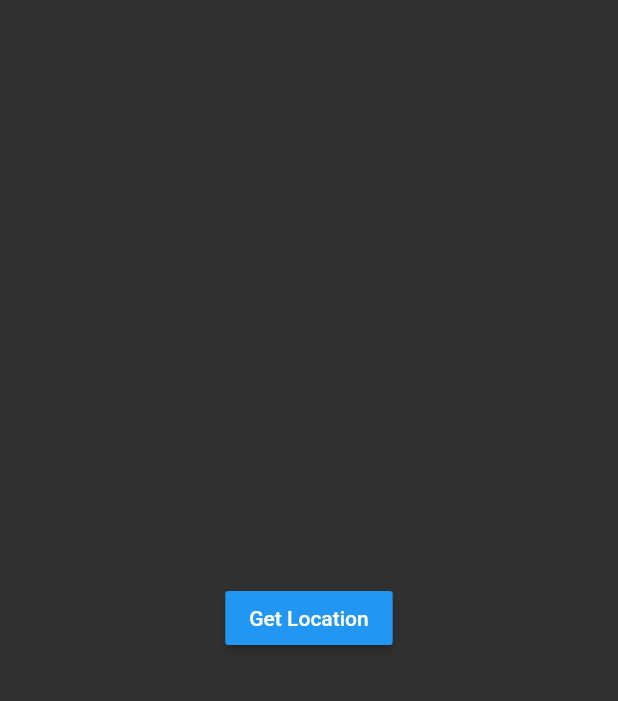
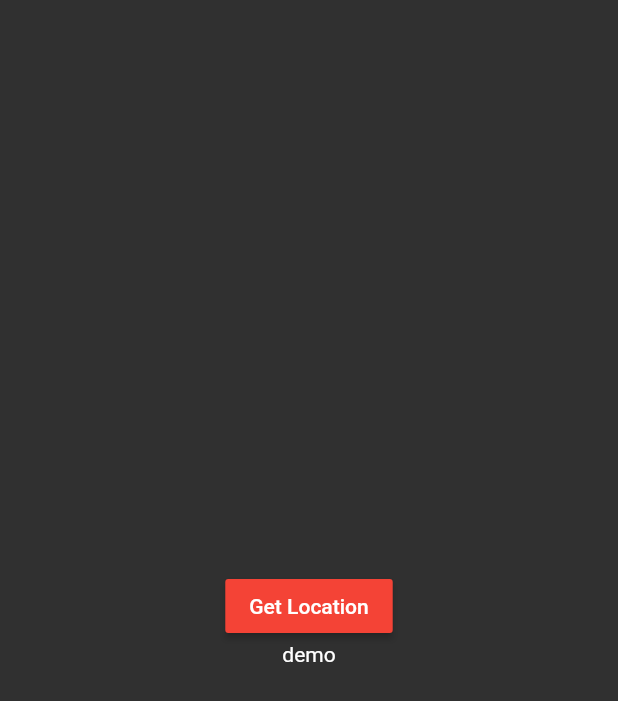
Before and after one commit to devesh0605/climateApp, a Flutter app: the screen it shows after launch, after a tap on "Get Location", on a phone screen of 412 x 824 dp. Shown: the top 701 px of the screen. Run offline on Flutter 3.47's test engine with Material 2 defaults, Android fonts, the phone set to English and light mode, and no system bars; our stand-ins replace geolocator; network calls fail.

Commit message:
on chroem

```diff
--- a/lib/screens/loading_screen.dart
+++ b/lib/screens/loading_screen.dart
@@ -1,8 +1,11 @@
+import 'package:clima/services/networking.dart';
 import 'package:flutter/cupertino.dart';
 import 'package:flutter/material.dart';
 import 'package:clima/services/location.dart';
 import 'package:http/http.dart' as http;
 import 'dart:convert';
+
+const apiKey = '882b25a01a571baf4c8374e63d8455b5';
 
 class LoadingScreen extends StatefulWidget {
   @override
@@ -10,36 +13,34 @@ class LoadingScreen extends StatefulWidget {
 }
 
 class _LoadingScreenState extends State<LoadingScreen> {
+  double latitude;
+  double longitude;
+  String data = 'demo';
+
   @override
   void initState() {
     super.initState();
-    getLocation();
-    getData();
+    //getLocationData();
   }
 
-  void getLocation() async {
+  void getLocationData() async {
     Location location = Location();
     await location.getCurrentLocation();
-    print(location.latitude);
-    print(location.longitude);
-  }
-
-  void getData() async {
-    var url = Uri.parse(
-        'https://samples.openweathermap.org/data/2.5/weather?q=London&appid=b1b15e88fa797225412429c1c50c122a1');
-    http.Response response = await http.get(url);
-    if (response.statusCode == 200) {
-      String data = response.body;
-      var decodeData = jsonDecode(data);
-      int condition = decodeData['weather'][0]['id'];
-      print(condition);
-      double temperature = decodeData['main']['temp'];
-      print(temperature);
-      String cityName = decodeData['name'];
-      print(cityName);
-    } else {
-      print(response.statusCode);
-    }
+    latitude = location.latitude;
+    longitude = location.longitude;
+    String urlu =
+        'https://api.openweathermap.org/data/2.5/weather?lat=$latitude&lon=$longitude&appid=$apiKey';
+    NetworkHelper networkHelper = NetworkHelper(url: urlu);
+    var weatherData = await networkHelper.getData();
+    data = (weatherData).toString();
+    // int condition = weatherData['weather'][0]['id'];
+    //
+    // double temperature = weatherData['main']['temp'];
+    //
+    // String cityName = weatherData['name'];
+    // print(cityName);
+    // print(condition);
+    // print(temperature);
   }
 
   // void throwWith10(int n) {
@@ -57,11 +58,18 @@ class _LoadingScreenState extends State<LoadingScreen> {
           Center(
             // ignore: deprecated_member_use
             child: RaisedButton(
-              color: Colors.blue,
-              onPressed: () {},
+              color: Colors.red,
+              onPressed: () {
+                setState(() {
+                  getLocationData();
+                });
+              },
               child: Text('Get Location'),
             ),
           ),
+          Center(
+            child: Text(data),
+          )
         ],
       ),
     );
--- a/lib/screens/location_screen.dart
+++ b/lib/screens/location_screen.dart
@@ -74,3 +74,9 @@ class _LocationScreenState extends State<LocationScreen> {
     );
   }
 }
+//
+// int condition = weatherData['weather'][0]['id'];
+//
+// double temperature = weatherData['main']['temp'];
+//
+// String cityName = weatherData['name'];
--- a/lib/services/location.dart
+++ b/lib/services/location.dart
@@ -3,16 +3,14 @@ import 'package:geolocator/geolocator.dart';
 class Location {
   double latitude;
   double longitude;
-  Location({this.latitude, this.longitude});
+
   Future<void> getCurrentLocation() async {
     try {
-      //throwWith10(13);
       Position position = await Geolocator.getCurrentPosition(
           desiredAccuracy: LocationAccuracy.low);
-      // latitude = position.latitude;
-      // longitude = position.longitude;
-      print("Lat=$latitude");
-      print("Long=$longitude");
+
+      latitude = position.latitude;
+      longitude = position.longitude;
     } catch (e) {
       print(e);
     }
--- a/lib/services/networking.dart
+++ b/lib/services/networking.dart
@@ -0,0 +1,19 @@
+import 'package:http/http.dart' as http;
+import 'dart:convert';
+
+class NetworkHelper {
+  NetworkHelper({this.url});
+  final String url;
+
+  Future getData() async {
+    var url1 = Uri.parse(url);
+    http.Response response = await http.get(url1);
+    if (response.statusCode == 200) {
+      String data = response.body;
+      var decodeData = jsonDecode(data);
+      return decodeData;
+    } else {
+      print(response.statusCode);
+    }
+  }
+}
```
